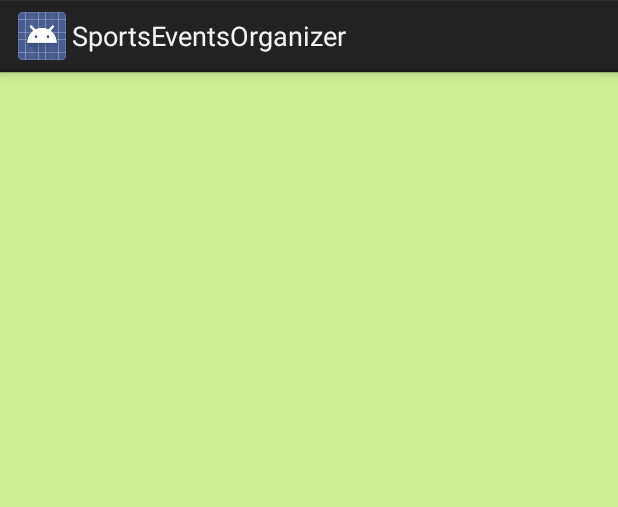
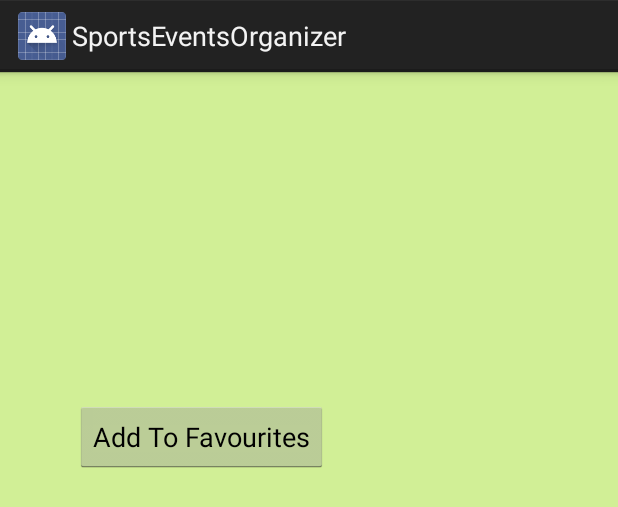
Before and after one commit to stefanNaumov/FredFlintstone, an Android app: the layout events_layout_detailed.xml on its own in the app's theme, with its tools: preview values and no code run, on a phone screen of 412 x 824 dp. Shown: the top 507 px of the screen. Run offline under Robolectric (Android 15) with nearby library versions, the phone set to English and light mode, and no system bars.

Commit message:
added Event id's to database

```diff
--- a/app/src/main/java/activities/ViewEventsActivity.java
+++ b/app/src/main/java/activities/ViewEventsActivity.java
@@ -32,10 +32,14 @@ import fragments.EventDetailsFragment;
 import models.Event;
 import models.EventsListAdapter;
 import models.Everlive;
+import models.FavEvent;
+import sqlite.MySQLiteHelper;
+
 import android.provider.ContactsContract.PhoneLookup;
 import android.widget.LinearLayout;
 import android.widget.ListView;
 import android.widget.TextView;
+import android.widget.Toast;
 
 /**
  * Created by Stefan on 10/11/2014.
@@ -57,6 +61,8 @@ public class ViewEventsActivity extends Activity {
     LinearLayout layout;
     TextView uuidView;
     String uuid;
+    MySQLiteHelper db;
+
     @Override
     protected void onCreate(Bundle savedInstanceState) {
         super.onCreate(savedInstanceState);
@@ -93,10 +99,10 @@ public class ViewEventsActivity extends Activity {
         ftrans = fmanager.beginTransaction();
         frag = new EventDetailsFragment();
 
-
         layout = (LinearLayout)v.getParent();
         uuidView = (TextView)layout.getChildAt(0);
         uuid = uuidView.getText().toString();
+
         Event detailsEvent = getEventById(uuid);
 
         Bundle eventDetails = new Bundle();
@@ -117,8 +123,10 @@ public class ViewEventsActivity extends Activity {
         ftrans.commit();
     }
 
-    public void addToDbBtnOnClick(){
-
+    public void addToDbBtn(View v){
+        db = new MySQLiteHelper(ViewEventsActivity.this);
+        db.AddFavEvent(new FavEvent(uuid));
+        Toast.makeText(ViewEventsActivity.this,"Added to my favourites",Toast.LENGTH_LONG).show();
     }
 
     private Event getEventById(String uuid){
--- a/app/src/main/res/layout/events_layout_detailed.xml
+++ b/app/src/main/res/layout/events_layout_detailed.xml
@@ -10,50 +10,64 @@
     android:layout_width="match_parent"
     android:layout_height="wrap_content"
     android:textSize="20sp"
-    android:layout_margin="5dp"
+    android:layout_margin="2dp"
     android:id="@+id/event_details_title"/>
     <TextView
         android:layout_width="match_parent"
         android:layout_height="wrap_content"
         android:textSize="20sp"
-        android:layout_margin="5dp"
+        android:layout_margin="2dp"
         android:id="@+id/event_details_sportType"/>
     <TextView
         android:layout_width="match_parent"
         android:layout_height="wrap_content"
         android:textSize="20sp"
-        android:layout_margin="5dp"
+        android:layout_margin="2dp"
         android:id="@+id/event_details_city"/>
     <TextView
         android:layout_width="match_parent"
         android:layout_height="wrap_content"
         android:textSize="20sp"
-        android:layout_margin="5dp"
+        android:layout_margin="2dp"
         android:id="@+id/event_details_date"/>
     <TextView
         android:layout_width="match_parent"
         android:layout_height="wrap_content"
         android:textSize="20sp"
-        android:layout_margin="5dp"
+        android:layout_margin="2dp"
         android:id="@+id/event_details_content"/>
     <TextView
         android:layout_width="match_parent"
         android:layout_height="wrap_content"
         android:textSize="20sp"
-        android:layout_margin="5dp"
+        android:layout_margin="2dp"
         android:id="@+id/event_details_name"/>
     <TextView
         android:layout_width="match_parent"
         android:layout_height="wrap_content"
         android:textSize="20sp"
-        android:layout_margin="5dp"
+        android:layout_margin="2dp"
         android:id="@+id/event_details_phone"
         android:clickable="true"/>
 
-    <ImageView
-        android:layout_width="fill_parent"
-        android:layout_height="fill_parent"
-        android:id="@+id/imageView1"
-        android:layout_gravity="end"
-        android:alpha="1"/>
+    <LinearLayout
+        android:layout_width="wrap_content"
+        android:layout_height="wrap_content"
+        android:orientation="vertical">
+
+        <Button
+            android:layout_width="wrap_content"
+            android:layout_height="wrap_content"
+            android:text="@string/addToFav"
+            android:id="@+id/addToFav_btn"
+            android:onClick="addToDbBtn" />
+
+        <ImageView
+            android:layout_width="fill_parent"
+            android:layout_height="fill_parent"
+            android:id="@+id/imageView1"/>
+
+        </LinearLayout>
+
+
 </LinearLayout>
--- a/app/src/main/res/values/strings.xml
+++ b/app/src/main/res/values/strings.xml
@@ -24,4 +24,5 @@
     <string name="title_activity_fav_events">Favorite Events</string>
     <string name="details">Details</string>
     <string name="name">Name</string>
+    <string name="addToFav">Add To Favourites</string>
 </resources>
```
Also changed, not shown: 1 other file.
